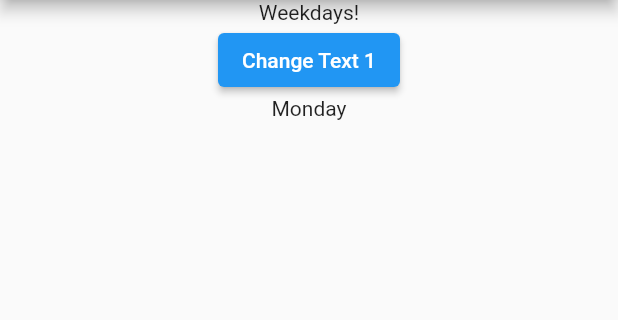
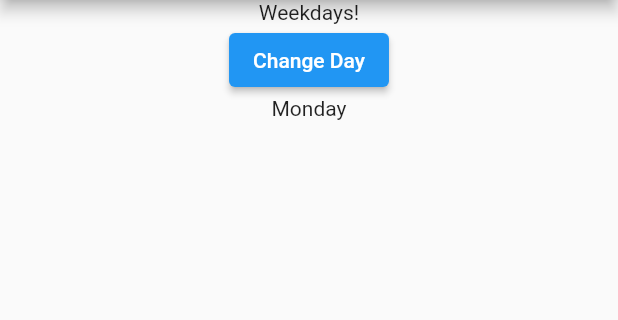
Before and after one commit to OwethuSotomela/flutter_assignment, a Flutter app: the screen it shows after launch, on a phone screen of 412 x 824 dp, the part 84-404 px from its top. Run offline on Flutter 3.47's test engine with Material 2 defaults, Android fonts, the phone set to English and light mode, and no system bars.

Commit message:
Importing packages

```diff
--- a/lib/text.dart
+++ b/lib/text.dart
@@ -1,5 +1,4 @@
 import 'package:flutter/material.dart';
-import './textControl.dart';
 
 class TextWidget extends StatefulWidget {
   final String day;
--- a/lib/textControl.dart
+++ b/lib/textControl.dart
@@ -31,7 +31,7 @@ class TextControlState extends State<TextControl> {
       children: [
         Text('Weekdays!'),
         ElevatedButton(
-          child: Text('Change Text 1'),
+          child: Text('Change Day'),
           onPressed: changeText,
         ),
         TextWidget(days[weekdays])
```
